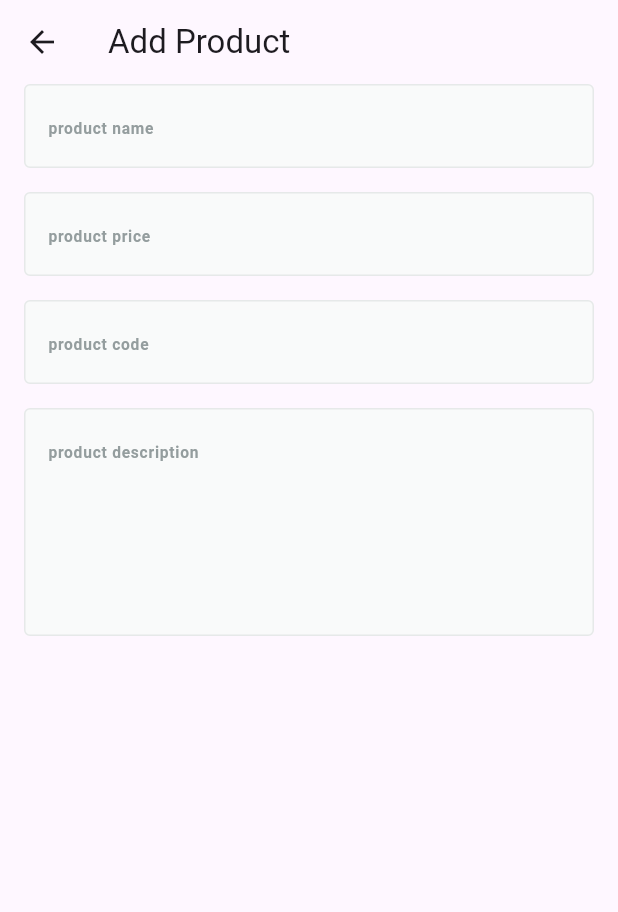
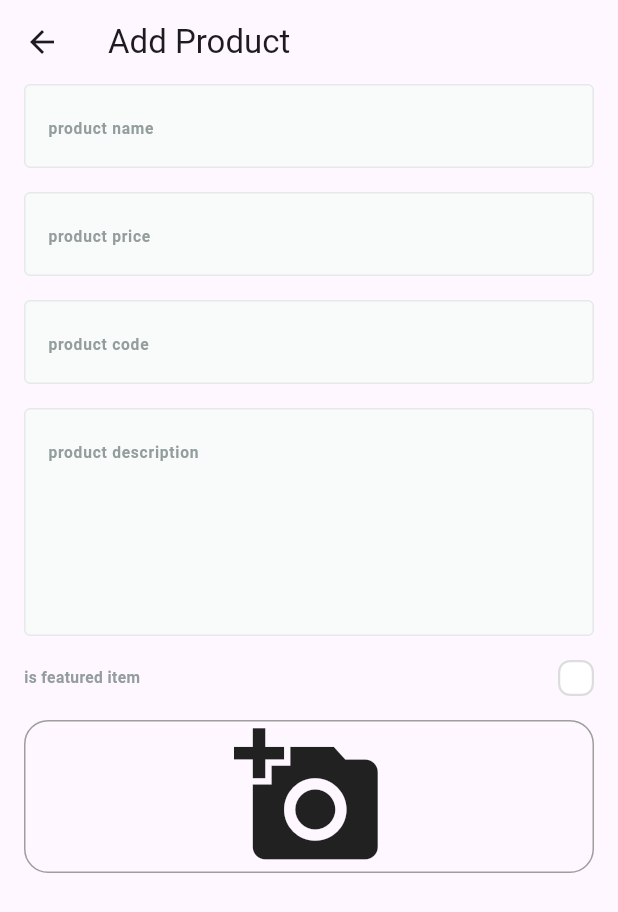
Before and after one commit to mohamed-abdellsalam/Fruits_hub_dashboard, a Flutter app: the AddProductView screen opened by its route, on a phone screen of 412 x 824 dp. Shown: the top 912 px of the screen. Run offline on Flutter 3.47's test engine with Material 3 defaults, Android fonts, the phone set to English and light mode, and no system bars; drawn by our look-alikes of skeletonizer; our stand-ins replace firebase_core, image_picker; accounts and stored records are empty.

Commit message:
Add image upload and featured item selection to AddProductView

```diff
--- /dev/null
+++ b/lib/core/widgets/custom_check_box.dart
@@ -0,0 +1,38 @@
+import 'package:flutter/material.dart';
+import 'package:fruits_hub_dashboard/core/utils/app_colors.dart';
+
+class CustomCheckBox extends StatelessWidget {
+  const CustomCheckBox(
+      {super.key, required this.isChecked, required this.onChanged});
+  final bool isChecked;
+  final ValueChanged<bool> onChanged;
+  @override
+  Widget build(BuildContext context) {
+    return GestureDetector(
+      onTap: () {
+        onChanged(!isChecked);
+      },
+      child: AnimatedContainer(
+        width: 24,
+        height: 24,
+        duration: const Duration(milliseconds: 100),
+        decoration: ShapeDecoration(
+          color: isChecked ? AppColors.primaryColor : Colors.white,
+          shape: RoundedRectangleBorder(
+            side: BorderSide(
+              width: 1.50,
+              color: isChecked ? Colors.transparent : const Color(0xFFdcdede),
+            ),
+            borderRadius: BorderRadius.circular(8),
+          ),
+        ),
+        child: isChecked
+            ? const Icon(
+                color: Colors.white,
+                Icons.check,
+              )
+            : const SizedBox(),
+      ),
+    );
+  }
+}
--- a/lib/features/add_product/presentation/views/widgets/add_product_view_body.dart
+++ b/lib/features/add_product/presentation/views/widgets/add_product_view_body.dart
@@ -1,5 +1,7 @@
 import 'package:flutter/material.dart';
 import 'package:fruits_hub_dashboard/core/widgets/custom_text_field.dart';
+import 'package:fruits_hub_dashboard/features/add_product/presentation/views/widgets/image_field.dart';
+import 'package:fruits_hub_dashboard/features/add_product/presentation/views/widgets/is_featured_check_box.dart';
 
 class AddProductViewBody extends StatefulWidget {
   const AddProductViewBody({super.key});
@@ -23,33 +25,43 @@ class _AddProductViewBodyState extends State<AddProductViewBody> {
         child: Form(
           key: formKey,
           autovalidateMode: autovalidateMode,
-          child: const Column(
+          child: Column(
             children: [
-              CustomFromTextField(
+              const CustomFromTextField(
                 hintText: 'product name',
                 keyboardType: TextInputType.text,
               ),
-              SizedBox(
+              const SizedBox(
                 height: 16,
               ),
-              CustomFromTextField(
+              const CustomFromTextField(
                 hintText: 'product price',
                 keyboardType: TextInputType.number,
               ),
-              SizedBox(
+              const SizedBox(
                 height: 16,
               ),
-              CustomFromTextField(
+              const CustomFromTextField(
                 hintText: 'product code',
                 keyboardType: TextInputType.number,
               ),
-              SizedBox(
+              const SizedBox(
                 height: 16,
               ),
-              CustomFromTextField(
+              const CustomFromTextField(
                 hintText: 'product description',
                 keyboardType: TextInputType.text,
                 maxLines: 5,
+              ),
+              const SizedBox(
+                height: 16,
+              ),
+              IsFeaturedCheckBox(onChanged: (value) {}),
+              const SizedBox(
+                height: 16,
+              ),
+              ImageField(
+                onFileChange: (image) {},
               ),
             ],
           ),
--- /dev/null
+++ b/lib/features/add_product/presentation/views/widgets/image_field.dart
@@ -0,0 +1,82 @@
+import 'dart:io';
+
+import 'package:flutter/material.dart';
+import 'package:image_picker/image_picker.dart';
+import 'package:skeletonizer/skeletonizer.dart';
+
+class ImageField extends StatefulWidget {
+  const ImageField({
+    super.key,
+    required this.onFileChange,
+  });
+  final ValueChanged<File?> onFileChange;
+  @override
+  State<ImageField> createState() => _ImageFieldState();
+}
+
+class _ImageFieldState extends State<ImageField> {
+  bool isloading = false;
+  File? imageFile;
+  @override
+  Widget build(BuildContext context) {
+    return Skeletonizer(
+      enabled: isloading,
+      child: GestureDetector(
+        onTap: () async {
+          isloading = true;
+          setState(() {});
+          try {
+            await pickImage();
+          } on Exception catch (e) {}
+          isloading = false;
+          setState(() {});
+        },
+        child: Stack(
+          children: [
+            Container(
+              width: double.infinity,
+              decoration: BoxDecoration(
+                border: Border.all(color: Colors.grey),
+                borderRadius: BorderRadius.circular(16),
+              ),
+              child: ClipRRect(
+                borderRadius: BorderRadius.circular(16),
+                child: imageFile != null
+                    ? Image.file(
+                        imageFile!,
+                      )
+                    : const Icon(
+                        Icons.add_a_photo,
+                        size: 100,
+                      ),
+              ),
+            ),
+            Visibility(
+              visible: imageFile != null,
+              child: IconButton(
+                onPressed: () {
+                  imageFile = null;
+                  widget.onFileChange(imageFile);
+                  setState(() {});
+                },
+                icon: const Icon(
+                  Icons.close,
+                  color: Colors.red,
+                ),
+              ),
+            ),
+          ],
+        ),
+      ),
+    );
+  }
+
+  Future<void> pickImage() async {
+    final ImagePicker picker = ImagePicker();
+
+    final XFile? image = await picker.pickImage(source: ImageSource.gallery);
+    imageFile = File(image!.path);
+
+    widget.onFileChange(imageFile);
+  }
+}
--- /dev/null
+++ b/lib/features/add_product/presentation/views/widgets/is_featured_check_box.dart
@@ -0,0 +1,48 @@
+import 'package:flutter/material.dart';
+import 'package:fruits_hub_dashboard/core/utils/app_text_styles.dart';
+import 'package:fruits_hub_dashboard/core/widgets/custom_check_box.dart';
+
+class IsFeaturedCheckBox extends StatefulWidget {
+  const IsFeaturedCheckBox({super.key, required this.onChanged});
+  final ValueChanged<bool> onChanged;
+  @override
+  State<IsFeaturedCheckBox> createState() => _IsFeaturedCheckBoxState();
+}
+
+class _IsFeaturedCheckBoxState extends State<IsFeaturedCheckBox> {
+  bool isTermsAcepted = false;
+  @override
+  Widget build(BuildContext context) {
+    return Row(
+      children: [
+        Expanded(
+          child: Text.rich(
+            TextSpan(
+              children: [
+                TextSpan(
+                  text: 'is featured item',
+                  style: TextStyles.semiBold13(context).copyWith(
+                    color: const Color(0xFF949D9E),
+                  ),
+                ),
+              ],
+            ),
+          ),
+        ),
+        const Expanded(
+          child: SizedBox(
+            width: 16,
+          ),
+        ),
+        CustomCheckBox(
+          isChecked: isTermsAcepted,
+          onChanged: (value) {
+            isTermsAcepted = value;
+            widget.onChanged(value);
+            setState(() {});
+          },
+        ),
+      ],
+    );
+  }
+}
--- a/pubspec.yaml
+++ b/pubspec.yaml
@@ -10,6 +10,8 @@ dependencies:
   flutter:
     sdk: flutter
   firebase_core: ^3.13.0
+  image_picker: ^1.1.2
+  skeletonizer: ^1.4.3
 
 dev_dependencies:
   flutter_test:
```
Also changed, not shown: pubspec.lock, 5 other files.
